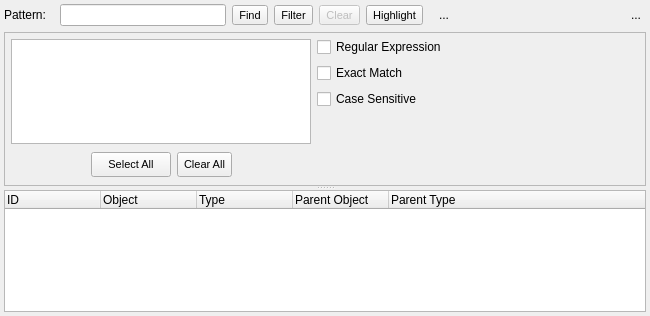
Above: libpgmodeler_ui/ui/objectfinderwidget.ui from pgmodeler/pgmodeler before the change. Below: the same form after it.
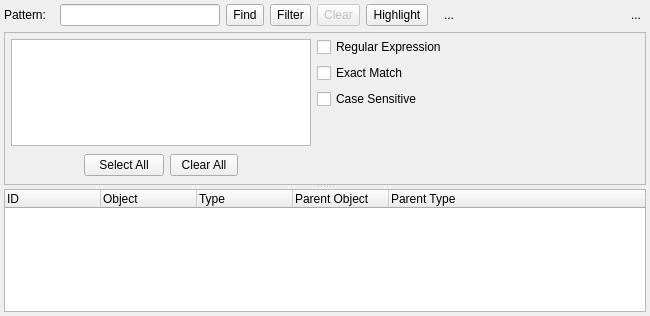
That is the form after the change. Icons and pictures are not drawn.

Commit message: Doing modifications in order to avoid the usage of fixed font size and fixed colors in some widgets

What changed in the file:
```diff
--- a/libpgmodeler_ui/ui/objectfinderwidget.ui
+++ b/libpgmodeler_ui/ui/objectfinderwidget.ui
@@ -78,10 +78,17 @@
      <property name="enabled">
       <bool>true</bool>
      </property>
-     <property name="font">
-      <font>
-       <pointsize>8</pointsize>
-      </font>
+     <property name="sizePolicy">
+      <sizepolicy hsizetype="Preferred" vsizetype="Preferred">
+       <horstretch>0</horstretch>
+       <verstretch>0</verstretch>
+      </sizepolicy>
+     </property>
+     <property name="minimumSize">
+      <size>
+       <width>0</width>
+       <height>0</height>
+      </size>
      </property>
      <property name="toolTip">
       <string>Defines the search filter</string>
@@ -112,10 +119,17 @@
      <property name="enabled">
       <bool>false</bool>
      </property>
-     <property name="font">
-      <font>
-       <pointsize>8</pointsize>
-      </font>
+     <property name="sizePolicy">
+      <sizepolicy hsizetype="Preferred" vsizetype="Preferred">
+       <horstretch>0</horstretch>
+       <verstretch>0</verstretch>
+      </sizepolicy>
+     </property>
+     <property name="minimumSize">
+      <size>
+       <width>0</width>
+       <height>0</height>
+      </size>
      </property>
      <property name="toolTip">
       <string>Clears the search results</string>
@@ -143,10 +157,17 @@
      <property name="enabled">
       <bool>true</bool>
      </property>
-     <property name="font">
-      <font>
-       <pointsize>8</pointsize>
-      </font>
+     <property name="sizePolicy">
+      <sizepolicy hsizetype="Preferred" vsizetype="Preferred">
+       <horstretch>0</horstretch>
+       <verstretch>0</verstretch>
+      </sizepolicy>
+     </property>
+     <property name="minimumSize">
+      <size>
+       <width>0</width>
+       <height>0</height>
+      </size>
      </property>
      <property name="toolTip">
       <string>Highlight graphical objects when selecting them or their children on the result list</string>
@@ -344,7 +365,7 @@
             <item row="2" column="1">
              <widget class="QPushButton" name="select_all_btn">
               <property name="sizePolicy">
-               <sizepolicy hsizetype="Fixed" vsizetype="Fixed">
+               <sizepolicy hsizetype="Preferred" vsizetype="Preferred">
                 <horstretch>0</horstretch>
                 <verstretch>0</verstretch>
                </sizepolicy>
@@ -352,14 +373,9 @@
               <property name="minimumSize">
                <size>
                 <width>0</width>
-                <height>25</height>
+                <height>0</height>
                </size>
               </property>
-              <property name="font">
-               <font>
-                <pointsize>8</pointsize>
-               </font>
-              </property>
               <property name="text">
                <string>Select All</string>
               </property>
@@ -377,7 +393,7 @@
                <bool>true</bool>
               </property>
               <property name="sizePolicy">
-               <sizepolicy hsizetype="Fixed" vsizetype="Fixed">
+               <sizepolicy hsizetype="Preferred" vsizetype="Preferred">
                 <horstretch>0</horstretch>
                 <verstretch>0</verstretch>
                </sizepolicy>
@@ -385,14 +401,9 @@
               <property name="minimumSize">
                <size>
                 <width>0</width>
-                <height>25</height>
+                <height>0</height>
                </size>
               </property>
-              <property name="font">
-               <font>
-                <pointsize>8</pointsize>
-               </font>
-              </property>
               <property name="text">
                <string>Clear All</string>
               </property>
@@ -555,7 +566,7 @@
         <string>ID</string>
        </property>
        <property name="textAlignment">
-        <set>AlignLeft|AlignVCenter</set>
+        <set>AlignLeading|AlignVCenter</set>
        </property>
        <property name="icon">
         <iconset resource="../res/resources.qrc">
@@ -567,7 +578,7 @@
         <string>Object</string>
        </property>
        <property name="textAlignment">
-        <set>AlignLeft|AlignVCenter</set>
+        <set>AlignLeading|AlignVCenter</set>
        </property>
        <property name="icon">
         <iconset resource="../res/resources.qrc">
@@ -579,7 +590,7 @@
         <string>Type</string>
        </property>
        <property name="textAlignment">
-        <set>AlignLeft|AlignVCenter</set>
+        <set>AlignLeading|AlignVCenter</set>
        </property>
        <property name="icon">
         <iconset resource="../res/resources.qrc">
@@ -591,7 +602,7 @@
         <string>Parent Object</string>
        </property>
        <property name="textAlignment">
-        <set>AlignLeft|AlignVCenter</set>
+        <set>AlignLeading|AlignVCenter</set>
        </property>
        <property name="icon">
         <iconset resource="../res/resources.qrc">
@@ -603,7 +614,7 @@
         <string>Parent Type</string>
        </property>
        <property name="textAlignment">
-        <set>AlignLeft|AlignVCenter</set>
+        <set>AlignLeading|AlignVCenter</set>
        </property>
        <property name="icon">
         <iconset resource="../res/resources.qrc">
@@ -616,15 +627,16 @@
    <item row="0" column="2">
     <widget class="QToolButton" name="find_btn">
      <property name="sizePolicy">
-      <sizepolicy hsizetype="Preferred" vsizetype="Fixed">
+      <sizepolicy hsizetype="Preferred" vsizetype="Preferred">
        <horstretch>0</horstretch>
        <verstretch>0</verstretch>
       </sizepolicy>
      </property>
-     <property name="font">
-      <font>
-       <pointsize>8</pointsize>
-      </font>
+     <property name="minimumSize">
+      <size>
+       <width>0</width>
+       <height>0</height>
+      </size>
      </property>
      <property name="text">
       <string>Find</string>
```
The commit also changes 15 other files.
